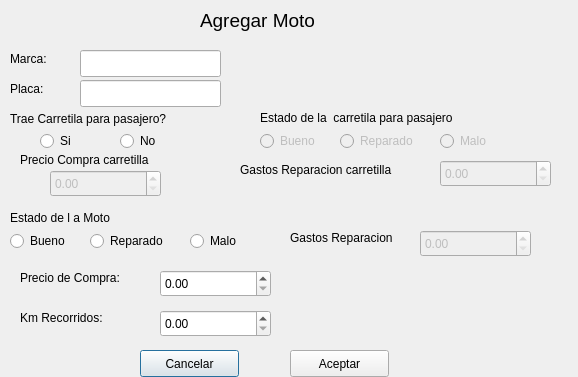
Qt form AutoLote/agregar_moto.ui (Areyes-Trimarchi/Proyecto_Progra3_AlvaroReyes_113419020) before a commit.
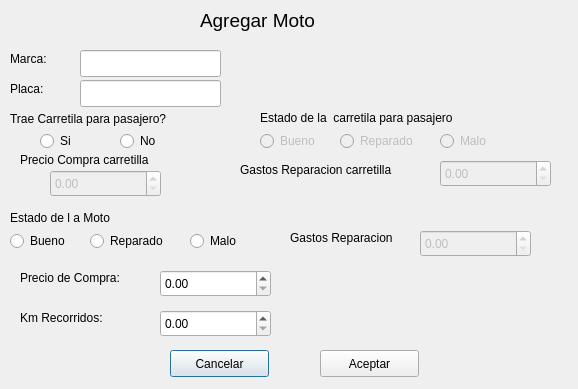
The same form after that commit.

Commit message: Agregar mensajes

```diff
--- a/AutoLote/agregar_moto.ui
+++ b/AutoLote/agregar_moto.ui
@@ -7,7 +7,7 @@
     <x>0</x>
     <y>0</y>
     <width>578</width>
-    <height>377</height>
+    <height>389</height>
    </rect>
   </property>
   <property name="windowTitle">
@@ -16,7 +16,7 @@
   <widget class="QPushButton" name="pb_agragar_moto_cancelar">
    <property name="geometry">
     <rect>
-     <x>140</x>
+     <x>170</x>
      <y>350</y>
      <width>99</width>
      <height>27</height>
@@ -231,7 +231,7 @@
   <widget class="QPushButton" name="pb_agregar_moto_aceptar">
    <property name="geometry">
     <rect>
-     <x>290</x>
+     <x>320</x>
      <y>350</y>
      <width>99</width>
      <height>27</height>
```
The commit also changes 16 other files.
